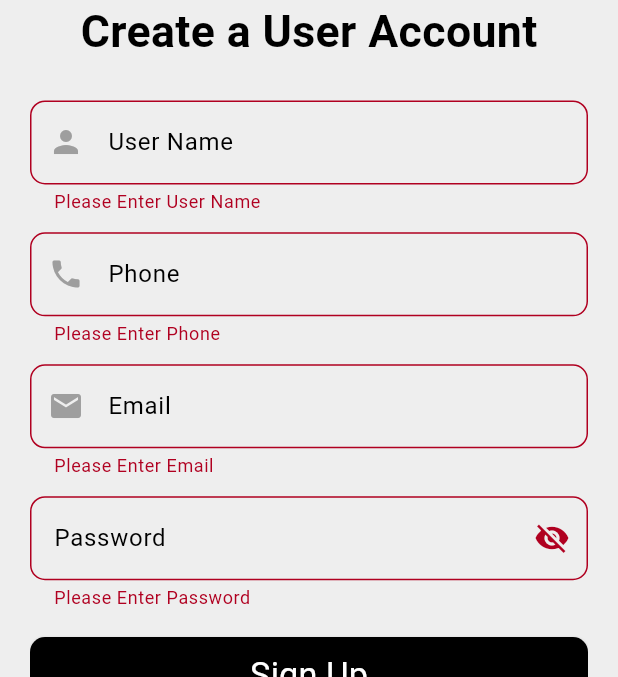
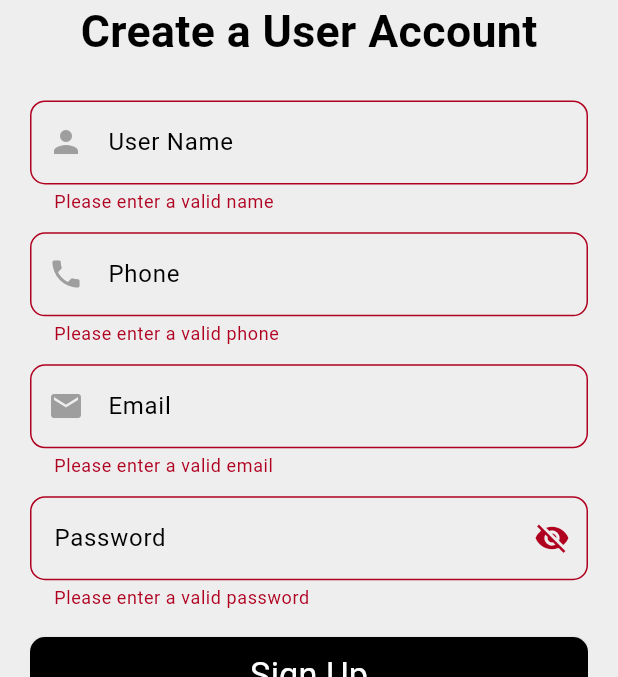
Before and after one commit to Marwanali2/uber_app_customer, a Flutter app: the SignUpScreen screen opened by its route, after a tap on "Sign Up", on a phone screen of 412 x 824 dp, the part 559-1236 px from its top. Run offline on Flutter 3.47's test engine with Material 3 defaults, Android fonts, the phone set to English and light mode, and no system bars; our stand-ins replace bloc, connectivity_plus, dartz, firebase_auth, firebase_core, firebase_database and 5 more; accounts and stored records are empty.

Commit message:
Add name , phone, email and password validation methods in sign up text fields

```diff
--- a/lib/features/authentication/presentation/view/widgets/sign_up_text_fields.dart
+++ b/lib/features/authentication/presentation/view/widgets/sign_up_text_fields.dart
@@ -1,5 +1,6 @@
 import 'package:flutter/material.dart';
 import 'package:flutter_bloc/flutter_bloc.dart';
+import 'package:uber_app_customer/core/helpers/validators.dart';
 
 import '../../../../../core/helpers/app_spaces.dart';
 import '../../../../../core/widgets/custom_app_text_form_field.dart';
@@ -41,9 +42,9 @@ class _SignUpTextFieldsState extends State<SignUpTextFields> {
   Widget build(BuildContext context) {
     return Column(children: [
       CustomAppTextFormField(
-        validator: (value) {
-          if (value!.isEmpty) {
-            return 'Please Enter User Name';
+     validator: (String? value) {
+            if (value == null || !value.isValidName) {
+              return 'Please enter a valid name';
             }
             return null;
           },
@@ -56,9 +57,9 @@ class _SignUpTextFieldsState extends State<SignUpTextFields> {
       ),
       verticalSpace(10),
       CustomAppTextFormField(
-        validator: (value) {
-          if (value!.isEmpty) {
-            return 'Please Enter Phone';
+        validator: (String? value) {
+            if (value == null || !value.isValidPhone) {
+              return 'Please enter a valid phone';
             }
             return null;
           },
@@ -72,9 +73,9 @@ class _SignUpTextFieldsState extends State<SignUpTextFields> {
       ),
       verticalSpace(10),
       CustomAppTextFormField(
-        validator: (value) {
-          if (value!.isEmpty) {
-            return 'Please Enter Email';
+          validator: (String? value) {
+            if (value == null || !value.isValidEmail) {
+              return 'Please enter a valid email';
             }
             return null;
           },
@@ -87,9 +88,9 @@ class _SignUpTextFieldsState extends State<SignUpTextFields> {
       ),
       verticalSpace(10),
       CustomAppTextFormField(
-        validator: (value) {
-          if (value!.isEmpty) {
-            return 'Please Enter Password';
+        validator: (String? value) {
+            if (value == null || !value.isValidPassword) {
+              return 'Please enter a valid password';
             }
             return null;
           },
```
Also changed, not shown: lib/features/authentication/presentation/controller/login_cubit/login_cubit.dart (+13 -3 lines). Lines whose indentation alone changed are shown as unchanged.
